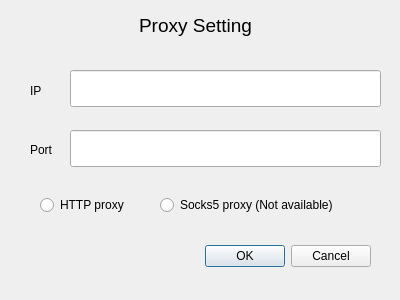
ingbyr/vdm, file app/ui/proxy_dialog.ui: the form before one commit.
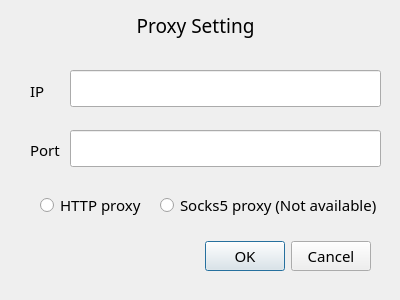
The form after the commit.

Diff of the .ui file:
```diff
--- a/app/ui/proxy_dialog.ui
+++ b/app/ui/proxy_dialog.ui
@@ -10,6 +10,12 @@
     <height>300</height>
    </rect>
   </property>
+  <property name="font">
+   <font>
+    <family>Century Gothic</family>
+    <pointsize>11</pointsize>
+   </font>
+  </property>
   <property name="windowTitle">
    <string>Dialog</string>
   </property>
```
